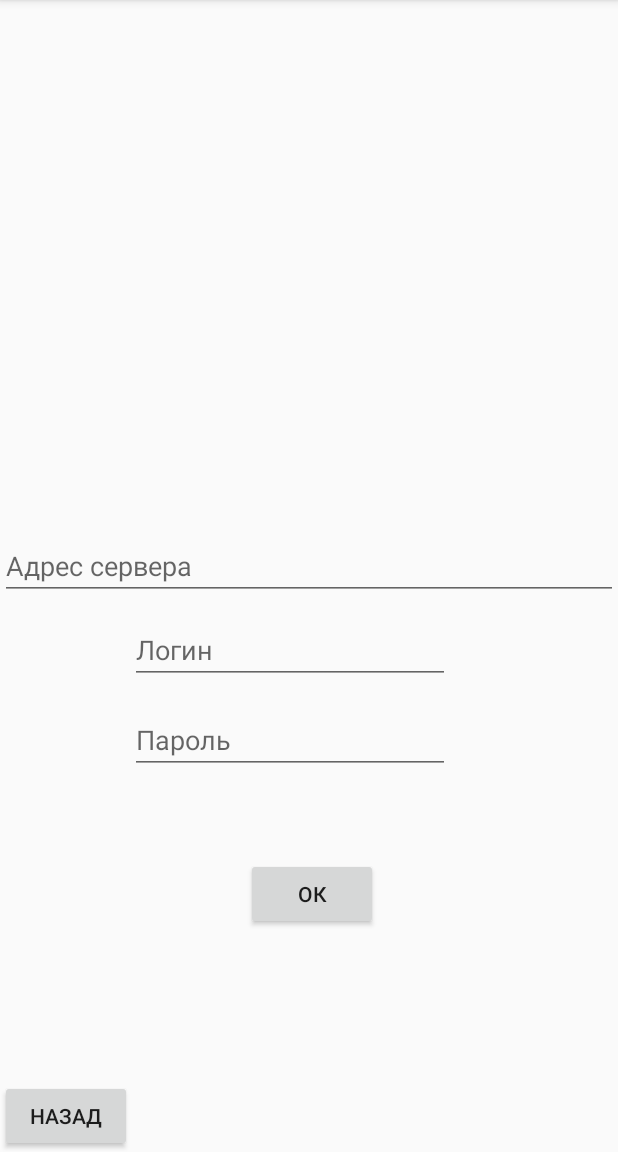
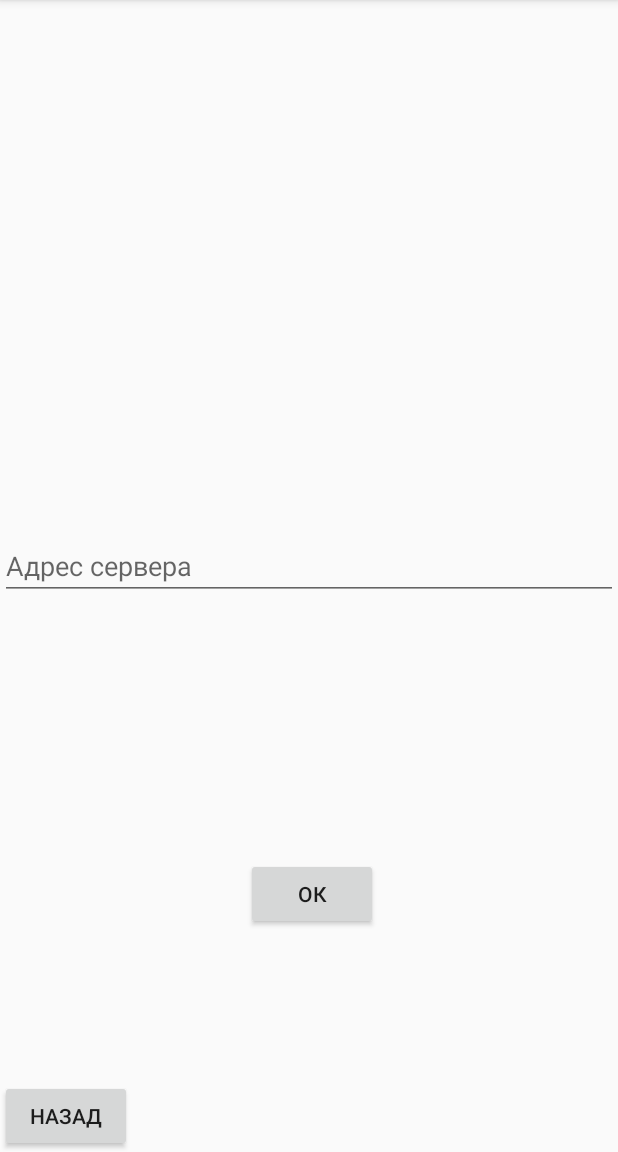
Before and after one commit to MAStolbov/BarcodeScaner, an Android app: the ConnectionSettingsFragment screen opened through its navigation route, on a phone screen of 412 x 824 dp, the part 84-1236 px from its top. Run offline under Robolectric (Android 15) with nearby library versions, the phone set to English and light mode, and no system bars; our stand-ins replace data binding; libraries missing offline, so code that uses them is left out: com.google.zxing.integration, com.tickaroo.tikxml; 3 statements that could not run were skipped.

Commit message:
At ConnectionSettingsFragment.kt now entered only server ip before count total price from list of services string with price checked

```diff
--- a/app/src/main/java/android/barcodescanner/ClinicApi.kt
+++ b/app/src/main/java/android/barcodescanner/ClinicApi.kt
@@ -21,11 +21,11 @@ interface ClinicApi {
 
 
     companion object Factory {
-        fun create(serverAddress:String): ClinicApi {
+        fun create(serverIp:String): ClinicApi {
             val retrofit = Retrofit.Builder()
                 .addConverterFactory(TikXmlConverterFactory.create())
                 .addCallAdapterFactory(CoroutineCallAdapterFactory())
-                .baseUrl(serverAddress)
+                .baseUrl("http://$serverIp/ClinicWork/hs/ClinicRoot/GetCustomerInfo/")
                 .build()
 
             return retrofit.create(ClinicApi::class.java)
--- a/app/src/main/java/android/barcodescanner/ConnectionSettingsFragment.kt
+++ b/app/src/main/java/android/barcodescanner/ConnectionSettingsFragment.kt
@@ -35,15 +35,9 @@ class ConnectionSettingsFragment : Fragment() {
             connectionPreferences.getString(SERVER_ADDRESS_KEY, "")
         )
 
-        binding.loginPlainText.setText(connectionPreferences.getString(LOGIN_KEY,""))
-
-        binding.passwordPlainText.setText(connectionPreferences.getString(PASSWORD_KEY,""))
-
         binding.setAddress.setOnClickListener {
             connectionPreferences.edit().apply {
                 putString(SERVER_ADDRESS_KEY,binding.serverAddressPlainText.text.toString())
-                putString(LOGIN_KEY,binding.loginPlainText.text.toString())
-                putString(PASSWORD_KEY,binding.passwordPlainText.text.toString())
                 apply()
             }
             findNavController().navigate(R.id.action_connectionSettingsFragment_to_scanFragment)
--- a/app/src/main/java/android/barcodescanner/ScanFragment.kt
+++ b/app/src/main/java/android/barcodescanner/ScanFragment.kt
@@ -25,8 +25,6 @@ import kotlinx.coroutines.launch
 import kotlinx.coroutines.withContext
 
 const val SERVER_ADDRESS_KEY = "server address"
-const val LOGIN_KEY = "login"
-const val PASSWORD_KEY = "password"
 
 class ScanFragment : Fragment() {
 
@@ -158,11 +156,9 @@ class ScanFragment : Fragment() {
         setViewsForScanVisibility(View.GONE)
         setLoadingViewsVisibility(View.VISIBLE)
         val serverAddress = connectionPreferences.getString(SERVER_ADDRESS_KEY, "") ?: ""
-        val login = connectionPreferences.getString(LOGIN_KEY, "") ?: ""
-        val password = connectionPreferences.getString(PASSWORD_KEY, "") ?: ""
         ioScope.launch {
             scanViewModel.account =
-                repository.getDataFromBase(serverAddress, login, password, barcode)
+                repository.getDataFromBase(serverAddress, barcode)
 //            scanViewModel.account = Util.setTextAccount()
 //            Util.dataReceivedSuccessful = true
             withContext(Dispatchers.Main) {
--- a/app/src/main/java/android/repository/Repository.kt
+++ b/app/src/main/java/android/repository/Repository.kt
@@ -8,9 +8,9 @@ import java.lang.Exception
 
 class Repository {
 
-    fun getDataFromBase(serverAddress:String, login:String, password:String, barcode: String): Account? {
-        val clinicApi = ClinicApi.create(serverAddress)
-        val logPass = Credentials.basic(login, password)
+    fun getDataFromBase(serverIp:String, barcode: String): Account? {
+        val clinicApi = ClinicApi.create(serverIp)
+        val logPass = Credentials.basic("goblin", "123123")
         var data: Account? = null
         try {
             clinicApi.getCustomerInfo(logPass, barcode).apply {
--- a/app/src/main/res/layout/fragment_connection_settings.xml
+++ b/app/src/main/res/layout/fragment_connection_settings.xml
@@ -40,31 +40,6 @@
             app:layout_constraintBottom_toBottomOf="parent"
             app:layout_constraintEnd_toEndOf="parent" />
 
-        <EditText
-            android:id="@+id/loginPlainText"
-            android:layout_width="wrap_content"
-            android:layout_height="wrap_content"
-            android:layout_marginBottom="312dp"
-            android:ems="10"
-            android:hint="Логин"
-            android:inputType="textPersonName"
-            app:layout_constraintBottom_toBottomOf="parent"
-            app:layout_constraintEnd_toEndOf="parent"
-            app:layout_constraintHorizontal_bias="0.437"
-            app:layout_constraintStart_toStartOf="parent" />
-
-        <EditText
-            android:id="@+id/passwordPlainText"
-            android:layout_width="wrap_content"
-            android:layout_height="wrap_content"
-            android:layout_marginBottom="252dp"
-            android:ems="10"
-            android:hint="Пароль"
-            android:inputType="textPersonName"
-            app:layout_constraintBottom_toBottomOf="parent"
-            app:layout_constraintEnd_toEndOf="parent"
-            app:layout_constraintHorizontal_bias="0.437"
-            app:layout_constraintStart_toStartOf="parent" />
     </androidx.constraintlayout.widget.ConstraintLayout>
 
 </layout>
```
Also changed, not shown: app/src/main/java/android/barcodescanner/ScanViewModel.kt (+25 -10 lines), app/src/main/java/android/util/Util.kt (+5 -5 lines), 1 other file.
